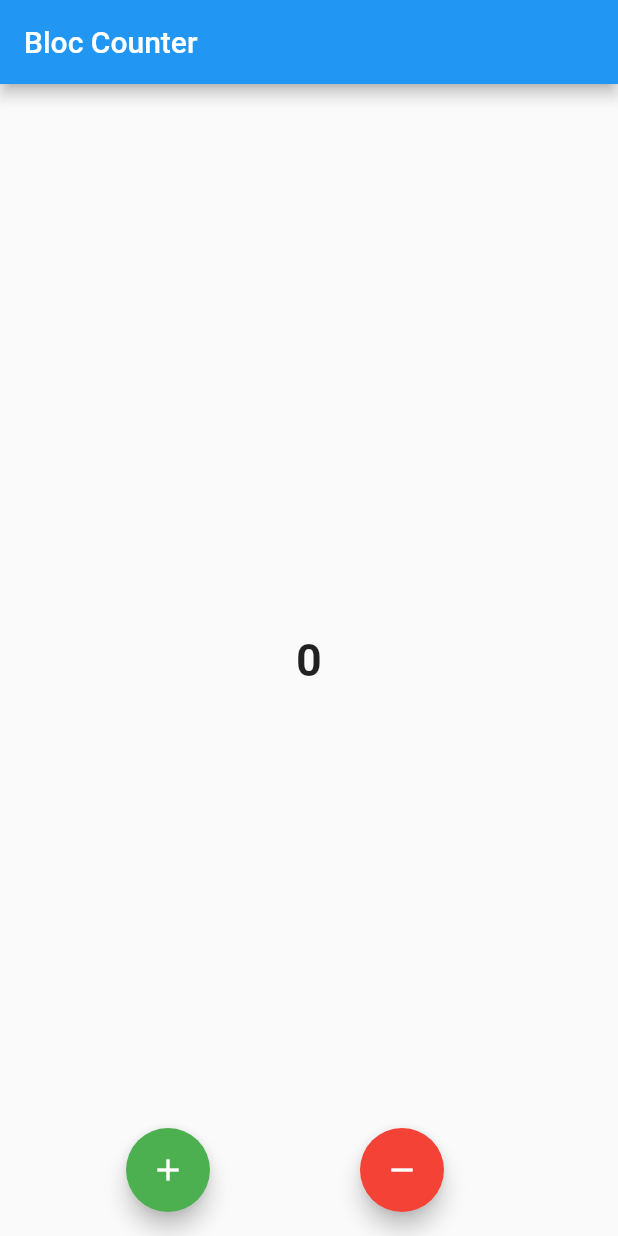
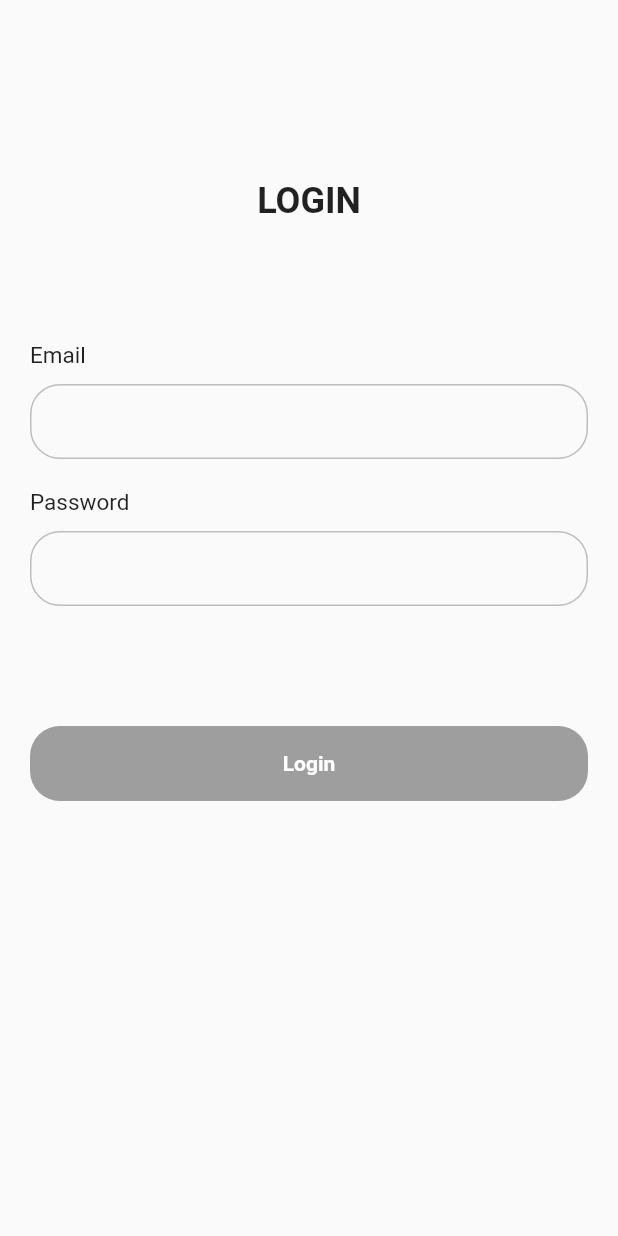
Before and after one commit to Mirzaazmath/flutter_bloc_Overview, a Flutter app: the screen it shows after launch, on a phone screen of 412 x 824 dp. Run offline on Flutter 3.47's test engine with Material 2 defaults, Android fonts, the light colour scheme and no system bars; our stand-ins replace flutter_bloc.

Commit message:
FormValidation

```diff
--- a/lib/Cubit/countercubit.dart
+++ /dev/null
@@ -1,17 +0,0 @@
-
-import 'package:bloc/bloc.dart';
-
-class CounterCubit extends Cubit<int>{
-  CounterCubit():super(0);
-  void increment(){
-    emit(state+1);
-
-  }
-
-  void decrement(){
-    emit(state-1);
-
-  }
-
-
-}
--- /dev/null
+++ b/lib/Screens/LoginScreen/Login_Bloc/login_bloc.dart
@@ -0,0 +1,38 @@
+
+
+
+import 'package:flutter_bloc/flutter_bloc.dart';
+import 'package:flutter_bloc_example/Screens/LoginScreen/Login_Bloc/login_events.dart';
+import 'package:flutter_bloc_example/Screens/LoginScreen/Login_Bloc/login_states.dart';
+
+class LoginBloc extends Bloc<LoginEvents,LoginStates>{
+  // This is the Intial State of the Bloc
+  LoginBloc():super(IntitialState()){
+
+    // This emit when LoginTextChangeEvent trigger
+    on<LoginTextChangeEvent>((event,emit){
+
+
+
+      if( RegExp(r'^.+@[a-zA-Z]+\.{1}[a-zA-Z]+(\.{0,1}[a-zA-Z]+)$').hasMatch(event.emailvalue)==false){
+        // Here we  are Emit the Error State
+        /// if the email is wrong then we emit the error state
+        emit(ErrorState("Please Enter a valid Email"));
+ } else if(event.passwordvalue.length<8){
+        /// if the password is wrong then we emit the error state
+        emit(ErrorState("Please Enter a valid Password"));
+      }else{
+        emit(ValidState());
+      }
+
+
+    });
+    // This emit when LoginSubmitEvent trigger
+    on<LoginSubmitEvent>((event,emit){
+      /// trigger when click on Submit button
+      emit(LoginLoadingState());
+
+    });
+
+  }
+}
--- /dev/null
+++ b/lib/Screens/LoginScreen/Login_Bloc/login_events.dart
@@ -0,0 +1,19 @@
+ abstract class LoginEvents{}
+
+
+ // here we are Creating the Event on text change
+ class LoginTextChangeEvent extends LoginEvents {
+  String emailvalue;
+  String passwordvalue;
+
+  LoginTextChangeEvent(this.emailvalue, this.passwordvalue);
+ }
+
+
+// here we are Creating the Event for Submit Button
+ class LoginSubmitEvent extends LoginEvents{
+ String email;
+ String password;
+ LoginSubmitEvent(this.email,this.password);
+
+ }
--- /dev/null
+++ b/lib/Screens/LoginScreen/Login_Bloc/login_states.dart
@@ -0,0 +1,22 @@
+ abstract class LoginStates{}
+
+
+
+ // Here we are Creating the IntitialState Bloc
+ class IntitialState extends LoginStates{
+ }
+
+ // This Is the Valid State
+ class ValidState extends LoginStates{}
+
+
+
+ // This Error State
+ class ErrorState extends LoginStates{
+  String errorMessage;
+  ErrorState(this.errorMessage);
+
+ }
+
+ // This state is when user click on login button
+ class LoginLoadingState extends LoginStates{}
--- /dev/null
+++ b/lib/Screens/LoginScreen/loginscreen.dart
@@ -0,0 +1,127 @@
+import 'package:flutter/material.dart';
+import 'package:flutter_bloc/flutter_bloc.dart';
+import 'package:flutter_bloc_example/Screens/LoginScreen/Login_Bloc/login_bloc.dart';
+import 'package:flutter_bloc_example/Screens/LoginScreen/Login_Bloc/login_states.dart';
+
+import 'Login_Bloc/login_events.dart';
+class LoginScreen extends StatelessWidget {
+   LoginScreen({Key? key}) : super(key: key);
+// This the Text Editing Controller
+  TextEditingController _emailcontroller=TextEditingController();
+  TextEditingController _passwordcontroller=TextEditingController();
+
+
+
+  @override
+  Widget build(BuildContext context) {
+    return Scaffold(
+      body: Padding(
+        padding:const  EdgeInsets.all(20),
+        child: Column(
+          crossAxisAlignment: CrossAxisAlignment.start,
+
+          children: [
+           const  SizedBox(height: 100,),
+            const Center(child:   Text("LOGIN",style: TextStyle(fontWeight: FontWeight.bold,fontSize: 24),)),
+            const  SizedBox(height: 80,),
+          const   Text("Email",style: TextStyle(
+              fontSize: 15,fontWeight: FontWeight.normal
+            ),),
+            Container(
+              margin: const  EdgeInsets.only(top: 10),
+              height: 50,
+              alignment: Alignment.center,
+              padding: const  EdgeInsets.symmetric(horizontal: 20),
+              decoration: BoxDecoration(
+                  borderRadius: BorderRadius.circular(20),
+                  border: Border.all(color: Colors.grey.shade400)
+              ),
+              width: double.infinity,
+              child: TextFormField(
+                controller: _emailcontroller,
+                onChanged: (value){
+                  BlocProvider.of<LoginBloc>(context).add(LoginTextChangeEvent(_emailcontroller.text,_passwordcontroller.text));
+                },
+                decoration:const  InputDecoration(
+                    border: InputBorder.none
+                ),
+              ),
+            ),
+
+          const  SizedBox(height: 20,),
+          const   Text("Password",style: TextStyle(
+                fontSize: 15,fontWeight: FontWeight.normal
+            ),),
+           Container(
+             margin: const  EdgeInsets.only(top: 10),
+             height: 50,
+             alignment: Alignment.center,
+             padding: const  EdgeInsets.symmetric(horizontal: 20),
+             decoration: BoxDecoration(
+               borderRadius: BorderRadius.circular(20),
+               border: Border.all(color: Colors.grey.shade400)
+             ),
+             width: double.infinity,
+             child: TextFormField(
+               controller: _passwordcontroller,
+               onChanged: (value){
+                 BlocProvider.of<LoginBloc>(context).add(LoginTextChangeEvent(_emailcontroller.text,_passwordcontroller.text));
+               },
+               decoration: const InputDecoration(
+                 border: InputBorder.none
+               ),
+             ),
+           ),
+            const  SizedBox(height: 30,),
+
+
+          /// This Is For Error Message///
+
+          BlocBuilder<LoginBloc,LoginStates>(builder: (context,state){
+
+            if(state is ErrorState){
+              return Text("Note : ${state.errorMessage}",style: const TextStyle(color: Colors.red),);
+            }else{
+              return Container();
+            }
+          }),
+
+           const  SizedBox(height: 50,),
+            // BlocBuilder<Bloc, State>
+            BlocBuilder<LoginBloc,LoginStates>(builder: (context,state){
+              if(state is LoginLoadingState){
+                return const  Center(
+                  child: CircularProgressIndicator(),
+                );
+              }else{
+
+
+                return GestureDetector(
+                  onTap: (state is ValidState)?(){
+                    BlocProvider.of<LoginBloc>(context).add(LoginSubmitEvent(_emailcontroller.text, _passwordcontroller.text));
+                  }:(){
+                   print("Invalid");
+                  },
+                  child: Container(
+                    height: 50,
+                    width: double.infinity,
+                    decoration: BoxDecoration(
+                        borderRadius:BorderRadius.circular(20),
+                        color: (state is ValidState)?Colors.blue: Colors.grey
+                    ),
+                    alignment: Alignment.center,
+                    child: const Text("Login",style: TextStyle(color: Colors.white,fontWeight: FontWeight.bold),),
+                  ),
+
+                );}
+            })
+
+
+
+          ],
+        ),
+      ),
+
+    );
+  }
+}
--- a/lib/Screens/homepage.dart
+++ /dev/null
@@ -1,43 +0,0 @@
-import 'package:flutter/material.dart';
-import 'package:flutter_bloc/flutter_bloc.dart';
-import 'package:flutter_bloc_example/Cubit/countercubit.dart';
-class HomePage extends StatelessWidget {
-  const HomePage({Key? key}) : super(key: key);
-
-  @override
-  Widget build(BuildContext context) {
-    return Scaffold(
-      appBar: AppBar(
-        title:const  Text("Bloc Counter"),
-      ),
-      body: Center(
-        child: BlocBuilder<CounterCubit,int>(
-          builder: (context,state){
-            return Text("$state",style:const  TextStyle(fontSize: 30,fontWeight: FontWeight.bold),);
-          }
-        ),
-      ),
-
-
-
-      floatingActionButton: Row(
-        mainAxisAlignment: MainAxisAlignment.center,
-        children: [
-          FloatingActionButton(
-            backgroundColor: Colors.green,
-            child: Icon(Icons.add),
-              onPressed: (){
-              context.read<CounterCubit>().increment();
-              }),
-        const   SizedBox(width: 100,),
-          FloatingActionButton(
-            backgroundColor: Colors.red,
-              child: Icon(Icons.remove),
-              onPressed: (){
-                context.read<CounterCubit>().decrement();
-              })
-        ],
-      ),
-    );
-  }
-}
```
Also changed, not shown: lib/main.dart (+42 -7 lines), assets/resilt.gif (deleted), assets/result.gif (added), 1 other file.
